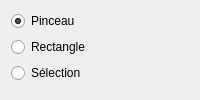
Before: the Qt Designer form Source/Elements/UI/ToolPanel.ui in azertval/ProjectGaming, drawn with Qt 5.
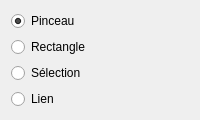
After: the same form once the commit is applied.

Commit message:
feat(hmi): ajouter les liens de mecanismes par traits/fleches (LOT-37) (#59)
Remplace la teinte de case (illisible au-dela de quelques liens) par des
fleches explicites dans le viewport, un outil "Lien" dedie (clic
declencheur -> clic cible, Echap annule), et un panneau "Liens" (liste,
surbrillance, suppression). Geometrie et machine a etat du geste
(hmi::LinkGeometry, hmi::LinkGesture) pures et testees sans GPU/Qt.

EX-IHM-030, EX-IHM-031.

```diff
--- a/Source/Elements/UI/ToolPanel.ui
+++ b/Source/Elements/UI/ToolPanel.ui
@@ -19,6 +19,11 @@
      <property name="text"><string>Sélection</string></property>
     </widget>
    </item>
+   <item>
+    <widget class="QRadioButton" name="linkRadio">
+     <property name="text"><string>Lien</string></property>
+    </widget>
+   </item>
    <item>
     <spacer name="spacer">
      <property name="orientation"><enum>Qt::Vertical</enum></property>
```
The commit also changes 31 other files.
